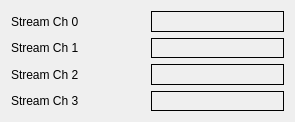
Above: new_look/streams_info.ui from cristinasewell/ATCA_PyDM_Screens before the change. Below: the same form after it.
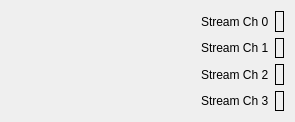
That is the form after the change. Custom widgets are drawn as their Qt base class.

Commit message: WIP - fix layout for some little widgets

What changed in the file:
```diff
--- a/new_look/streams_info.ui
+++ b/new_look/streams_info.ui
@@ -14,7 +14,7 @@
    <string>Form</string>
   </property>
   <layout class="QGridLayout" name="gridLayout">
-   <item row="2" column="1">
+   <item row="2" column="2">
     <widget class="PyDMLabel" name="PyDMLabel_3">
      <property name="toolTip">
       <string/>
@@ -33,7 +33,14 @@
      </property>
     </widget>
    </item>
-   <item row="0" column="1">
+   <item row="1" column="1">
+    <widget class="QLabel" name="label_2">
+     <property name="text">
+      <string>Stream Ch 1</string>
+     </property>
+    </widget>
+   </item>
+   <item row="0" column="2">
     <widget class="PyDMLabel" name="PyDMLabel">
      <property name="toolTip">
       <string/>
@@ -52,28 +59,47 @@
      </property>
     </widget>
    </item>
-   <item row="0" column="0">
+   <item row="1" column="2">
+    <widget class="PyDMLabel" name="PyDMLabel_2">
+     <property name="toolTip">
+      <string/>
+     </property>
+     <property name="frameShape">
+      <enum>QFrame::Panel</enum>
+     </property>
+     <property name="text">
+      <string/>
+     </property>
+     <property name="channel" stdset="0">
+      <string>ca://${DEVICE}:DAQMUX${MUX}_INPMUXSELSTR1</string>
+     </property>
+     <property name="displayFormat" stdset="0">
+      <enum>PyDMLabel::String</enum>
+     </property>
+    </widget>
+   </item>
+   <item row="0" column="1">
     <widget class="QLabel" name="label">
      <property name="text">
       <string>Stream Ch 0</string>
      </property>
     </widget>
    </item>
-   <item row="2" column="0">
-    <widget class="QLabel" name="label_3">
-     <property name="text">
-      <string>Stream Ch 2</string>
-     </property>
-    </widget>
-   </item>
-   <item row="3" column="0">
+   <item row="3" column="1">
     <widget class="QLabel" name="label_4">
      <property name="text">
       <string>Stream Ch 3</string>
      </property>
     </widget>
    </item>
-   <item row="3" column="1">
+   <item row="2" column="1">
+    <widget class="QLabel" name="label_3">
+     <property name="text">
+      <string>Stream Ch 2</string>
+     </property>
+    </widget>
+   </item>
+   <item row="3" column="2">
     <widget class="PyDMLabel" name="PyDMLabel_4">
      <property name="toolTip">
       <string/>
@@ -92,31 +118,57 @@
      </property>
     </widget>
    </item>
-   <item row="1" column="1">
-    <widget class="PyDMLabel" name="PyDMLabel_2">
-     <property name="toolTip">
-      <string/>
+   <item row="0" column="0">
+    <spacer name="horizontalSpacer">
+     <property name="orientation">
+      <enum>Qt::Horizontal</enum>
      </property>
-     <property name="frameShape">
-      <enum>QFrame::Panel</enum>
+     <property name="sizeHint" stdset="0">
+      <size>
+       <width>20</width>
+       <height>20</height>
+      </size>
      </property>
-     <property name="text">
-      <string/>
-     </property>
-     <property name="channel" stdset="0">
-      <string>ca://${DEVICE}:DAQMUX${MUX}_INPMUXSELSTR1</string>
-     </property>
-     <property name="displayFormat" stdset="0">
-      <enum>PyDMLabel::String</enum>
-     </property>
-    </widget>
+    </spacer>
    </item>
    <item row="1" column="0">
-    <widget class="QLabel" name="label_2">
-     <property name="text">
-      <string>Stream Ch 1</string>
+    <spacer name="horizontalSpacer_2">
+     <property name="orientation">
+      <enum>Qt::Horizontal</enum>
      </property>
-    </widget>
+     <property name="sizeHint" stdset="0">
+      <size>
+       <width>20</width>
+       <height>20</height>
+      </size>
+     </property>
+    </spacer>
+   </item>
+   <item row="2" column="0">
+    <spacer name="horizontalSpacer_3">
+     <property name="orientation">
+      <enum>Qt::Horizontal</enum>
+     </property>
+     <property name="sizeHint" stdset="0">
+      <size>
+       <width>20</width>
+       <height>20</height>
+      </size>
+     </property>
+    </spacer>
+   </item>
+   <item row="3" column="0">
+    <spacer name="horizontalSpacer_4">
+     <property name="orientation">
+      <enum>Qt::Horizontal</enum>
+     </property>
+     <property name="sizeHint" stdset="0">
+      <size>
+       <width>20</width>
+       <height>20</height>
+      </size>
+     </property>
+    </spacer>
    </item>
   </layout>
  </widget>
```
The commit also changes 7 other files.
